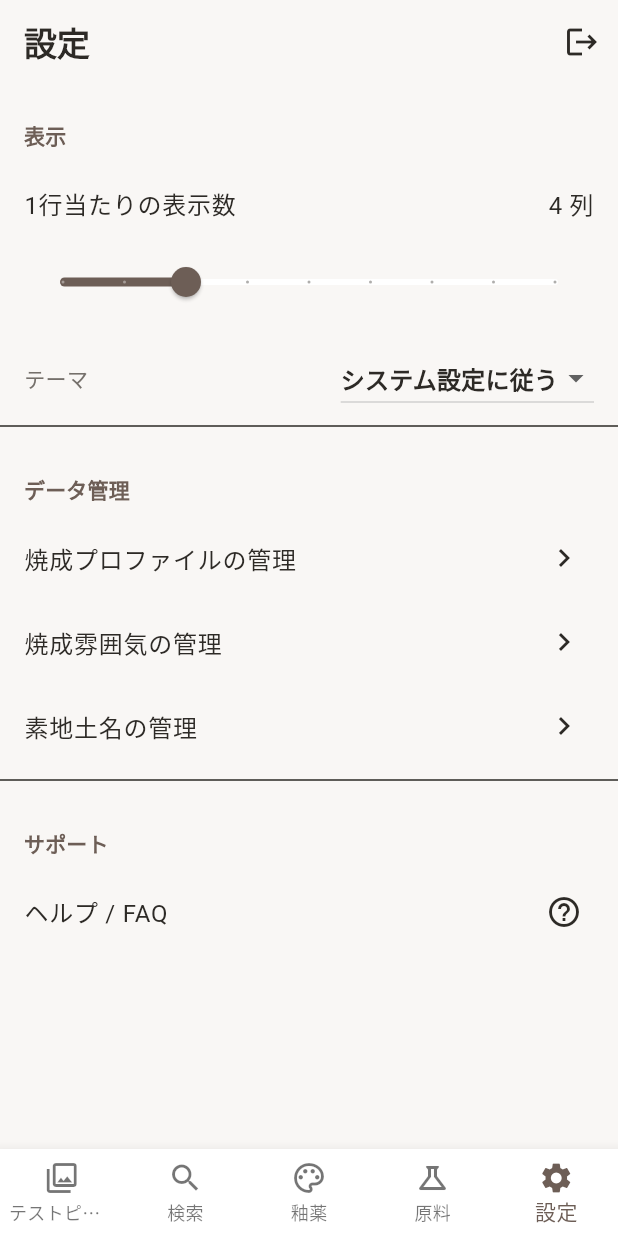
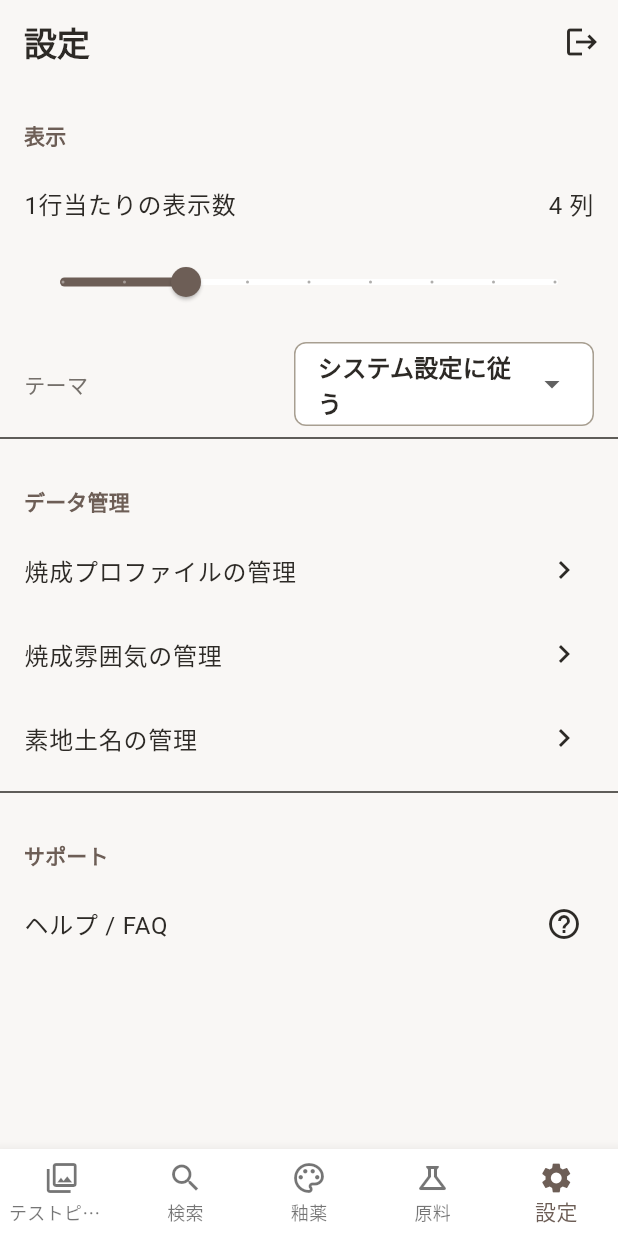
Before and after one commit to i-tatte/glaze-manager, a Flutter app: the screen it shows once a user with an empty profile is signed in, item 5 of the bottom bar chosen, on a phone screen of 412 x 824 dp. Run offline on Flutter 3.47's test engine with Material 3 defaults, Android fonts, the phone set to English and light mode, and no system bars; our stand-ins replace cached_network_image, cloud_firestore, connectivity_plus, dropdown_search, file_picker, firebase_auth and 7 more; missing offline and left inert: crop_your_image, desktop_webview_auth, excel; accounts and stored records are empty; generated files the repository leaves out were written again.

Commit message:
theme selector

```diff
--- a/lib/screens/settings_screen.dart
+++ b/lib/screens/settings_screen.dart
@@ -39,8 +39,21 @@ class _SettingsScreenState extends State<SettingsScreen> {
                     mainAxisAlignment: MainAxisAlignment.spaceBetween,
                     children: [
                       const Text('テーマ'),
-                      DropdownButton<ThemeMode>(
+                      SizedBox(
+                        width: 200, // 幅を制限してバランスを取る
+                        child: InputDecorator(
+                          decoration: const InputDecoration(
+                            border: OutlineInputBorder(),
+                            contentPadding: EdgeInsets.symmetric(
+                              horizontal: 12,
+                              vertical: 4,
+                            ),
+                            isDense: true,
+                          ),
+                          child: DropdownButtonHideUnderline(
+                            child: DropdownButton<ThemeMode>(
                               value: settings.themeMode,
+                              isExpanded: true,
                               onChanged: (ThemeMode? newMode) {
                                 if (newMode != null) {
                                   settings.setThemeMode(newMode);
@@ -60,6 +73,9 @@ class _SettingsScreenState extends State<SettingsScreen> {
                                   child: Text('ダークモード'),
                                 ),
                               ],
+                            ),
+                          ),
+                        ),
                       ),
                     ],
                   ),
```
Also changed, not shown: 5 other files. Lines whose indentation alone changed are shown as unchanged.
